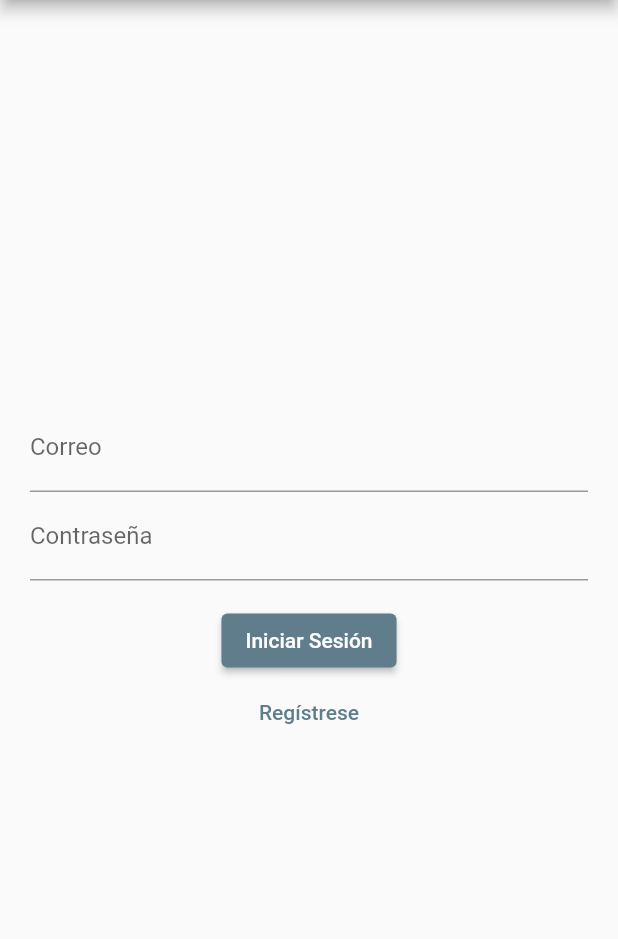
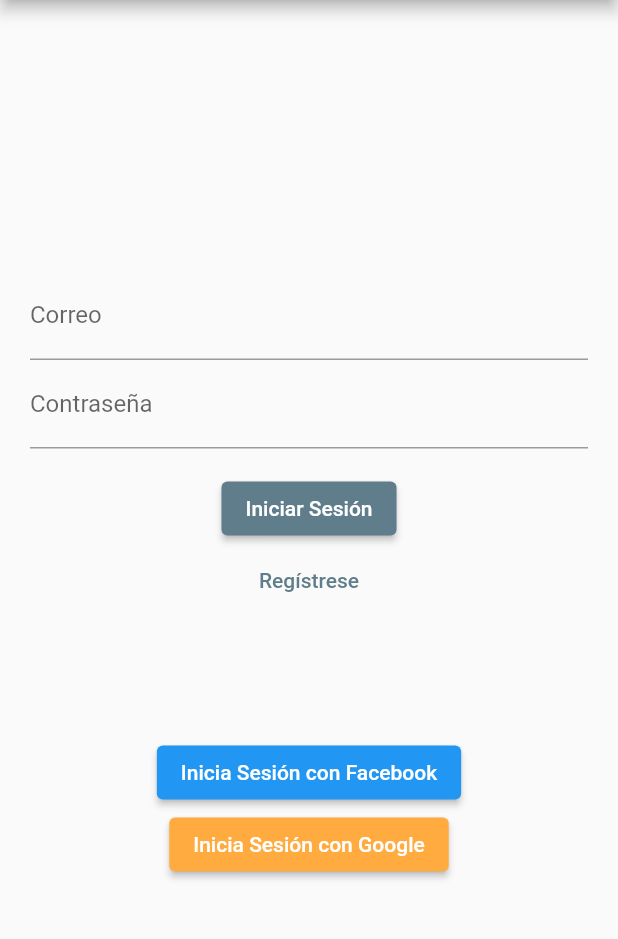
Before and after one commit to Endorsmoch/DiabeticsAwareness2.0, a Flutter app: the screen it shows after launch, on a phone screen of 412 x 824 dp, the part 84-1023 px from its top. Run offline on Flutter 3.47's test engine with Material 2 defaults, Android fonts, the phone set to English and light mode, and no system bars; our stand-ins replace firebase_auth, firebase_core; accounts and stored records are empty.

Commit message:
Facebook connection Configured

```diff
--- a/diabetic_app/lib/pages/login_register_page.dart
+++ b/diabetic_app/lib/pages/login_register_page.dart
@@ -82,6 +82,28 @@
     );
   }
 
+  Widget _loginWithFacebookButton(){
+    return ElevatedButton(
+        onPressed:
+        isLogin ? signInWithEmailAndPassword : createUserWithEmailAndPassword,
+        child: Text('Inicia Sesión con Facebook'),
+        style: ElevatedButton.styleFrom(
+          backgroundColor: Colors.blue,
+        ),
+    );
+  }
+
+  Widget _loginWithGoogleButton(){
+    return ElevatedButton(
+        onPressed:
+        isLogin ? signInWithEmailAndPassword : createUserWithEmailAndPassword,
+        child: Text('Inicia Sesión con Google'),
+        style: ElevatedButton.styleFrom(
+          backgroundColor: Colors.orangeAccent,
+        ),
+    );
+  }
+
   @override
   Widget build(BuildContext context) {
     return Scaffold(
@@ -101,6 +123,9 @@
             _errorMessage(),
             _submitButton(),
             _loginOrRegisterButton(),
+            const SizedBox(height: 80,),
+            _loginWithFacebookButton(),
+            _loginWithGoogleButton(),
           ],
         ),
       ),
```
Also changed, not shown: 2 other files.
